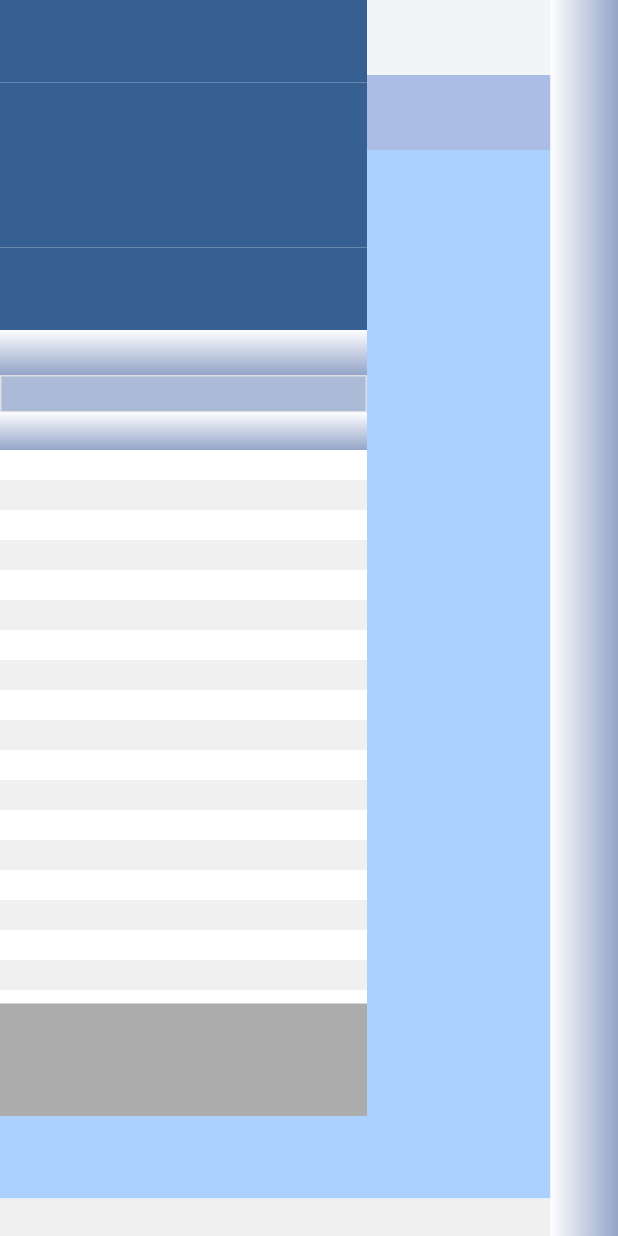
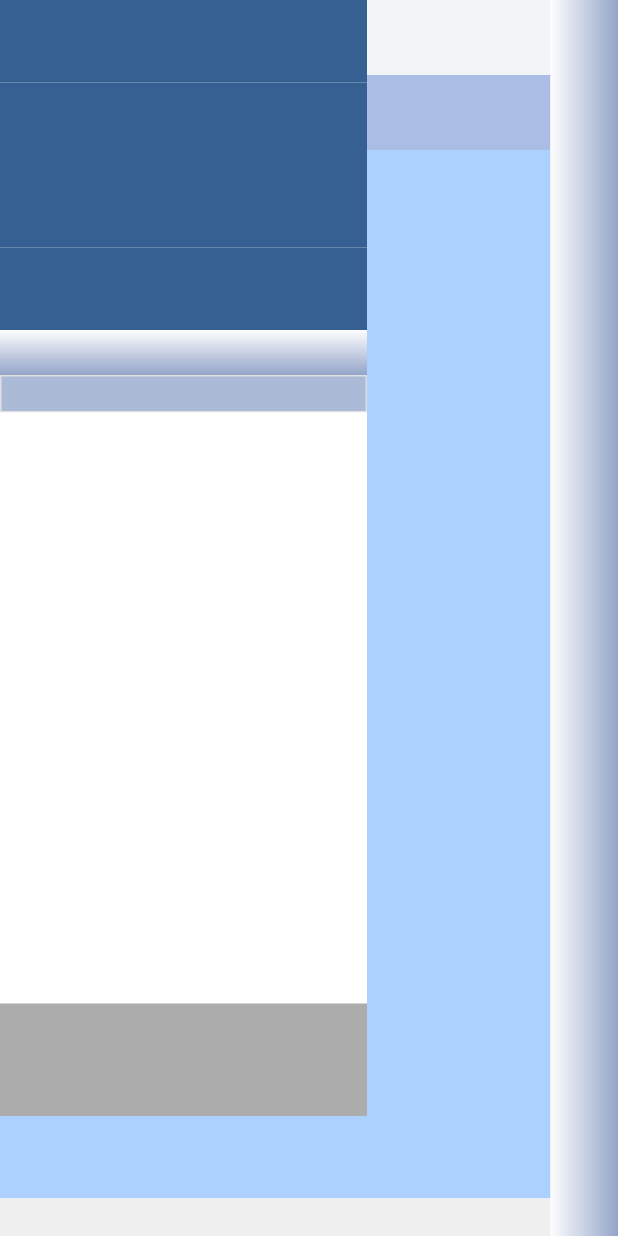
Before and after one commit to qaraee13566532/tech_scale, a Flutter app: the screen it shows after launch, on a phone screen of 412 x 824 dp. Run offline on Flutter 3.47's test engine with Material 2 defaults, Android fonts, the phone set to English and light mode, and no system bars; missing offline and left inert: window_size.

Commit message:
code reformat.

```diff
--- a/lib/main.dart
+++ b/lib/main.dart
@@ -1,7 +1,7 @@
 import 'dart:io' show Platform;
 
 import 'package:flutter/material.dart';
-import 'package:tech_scale/views/weight_scale_ui/weight_scale_ui.dart';
+import 'package:tech_scale/views/scale/scale_view.dart';
 import 'package:window_size/window_size.dart';
 
 void main() {
@@ -25,6 +25,6 @@ class _MyAppState extends State<MyApp> {
     return MaterialApp(
         debugShowCheckedModeBanner: false,
         theme: ThemeData.light(),
-        home: WeightScaleUI());
+        home: ScaleView());
   }
 }
--- /dev/null
+++ b/lib/views/scale/Invoice_completion/invoice_complition_tasks.dart
@@ -0,0 +1,13 @@
+import 'package:flutter/material.dart';
+
+class InvoiceComplitionTasks extends StatelessWidget {
+  const InvoiceComplitionTasks({Key? key}) : super(key: key);
+
+  @override
+  Widget build(BuildContext context) {
+    return Container(
+      height: 75,
+      color: Color(0xffACACAC),
+    );
+  }
+}
--- /dev/null
+++ b/lib/views/scale/sale_grid.dart
@@ -0,0 +1,14 @@
+import 'package:flutter/material.dart';
+
+class SaleGrid extends StatelessWidget {
+  const SaleGrid({Key? key}) : super(key: key);
+
+  @override
+  Widget build(BuildContext context) {
+    return Expanded(
+      child: Container(
+        color: Colors.white,
+      ),
+    );
+  }
+}
--- /dev/null
+++ b/lib/views/scale/scale_view.dart
@@ -0,0 +1,117 @@
+import 'package:flutter/material.dart';
+import 'package:tech_scale/views/scale/Invoice_completion/invoice_complition_tasks.dart';
+import 'package:tech_scale/views/scale/sale_grid.dart';
+import 'package:tech_scale/views/scale/setting_bar.dart';
+import 'package:tech_scale/views/scale/tasks_layout/taskpad/search.dart';
+import 'package:tech_scale/views/scale/tasks_layout/taskpad/taskpad.dart';
+import 'package:tech_scale/views/scale/transaction/sale_transaction_bar.dart';
+import 'package:tech_scale/views/scale/transaction/sale_transaction_info.dart';
+import 'package:tech_scale/views/scale/weight_window.dart';
+
+
+int idnumber = 0;
+
+class ScaleView extends StatefulWidget {
+  const ScaleView({Key? key}) : super(key: key);
+
+  @override
+  State<ScaleView> createState() => _ScaleViewState();
+}
+
+class _ScaleViewState extends State<ScaleView> {
+  bool drwaKeys = true;
+  int _counter = 0;
+
+  final elvShaped = ElevatedButton.styleFrom(
+    backgroundColor: Color(0xffB5B5B5),
+    shape: RoundedRectangleBorder(
+      borderRadius: BorderRadius.circular(3.0),
+    ),
+  );
+
+  void addfunc() {
+    setState(() {
+      drwaKeys == true ? drwaKeys = false : drwaKeys = true;
+    });
+  }
+
+  void subfunc() {
+    setState(() {
+      _counter++;
+    });
+  }
+
+  void delfunc() {
+    setState(() {
+      _counter--;
+    });
+  }
+
+  late List<VoidCallback> funcs = [addfunc, subfunc, delfunc];
+
+  List<String> items = [
+    "کالاها",
+    "مشتریان",
+    "تراکنش",
+    "وظایف",
+    "ابزار",
+    "پس دادن",
+    "جمع کل"
+  ];
+  @override
+  Widget build(BuildContext context) {
+    return SafeArea(
+        child: Column(
+      children: [
+        Expanded(
+          child: Row(
+            children: [
+              Expanded(
+                  flex: 29,
+                  child: Column(
+                    children: [
+                      Expanded(
+                        child: Row(
+                          children: [
+                            Expanded(
+                              flex: 2,
+                              child: Column(
+                                children: const [
+                                  WeighWindow(),
+                                  SaleTransactionBar(),
+                                  SaleTransactionInfo(),
+                                  SaleGrid(),
+                                  InvoiceComplitionTasks(),
+                                ],
+                              ),
+                            ),
+                            Expanded(
+                                flex: 1,
+                                child: Column(
+                                  children: [
+                                    Search(),
+                                    TaskPad(),
+                                  ],
+                                )),
+                          ],
+                        ),
+                      ),
+                      if (drwaKeys == true)
+                        Container(
+                          height: 55,
+                          color: Color(0xFFADD1FF),
+                        ),
+                      Container(
+                        height: 25,
+                        color: Color(0xFFF0F0F0),
+                      ),
+                    ],
+                  )),
+              SettingBar(onPressed: funcs),
+            ],
+          ),
+        ),
+      ],
+    ));
+  }
+}
--- a/lib/views/weight_scale_ui/setting_bar.dart
+++ b/lib/views/scale/setting_bar.dart
@@ -1,6 +1,5 @@
 import 'package:flutter/material.dart';
 import 'package:tech_scale/views/constant.dart';
-import 'package:tech_scale/views/weight_scale_ui/weight_scale_ui.dart';
 
 class SettingBar extends StatelessWidget {
   final List<VoidCallback?> onPressed;
--- /dev/null
+++ b/lib/views/scale/tasks_layout/taskpad/search.dart
@@ -0,0 +1,13 @@
+import 'package:flutter/material.dart';
+
+class Search extends StatelessWidget {
+  const Search({Key? key}) : super(key: key);
+
+  @override
+  Widget build(BuildContext context) {
+    return Container(
+      height: 50,
+      color: Color(0xFFF2F5F7),
+    );
+  }
+}
--- /dev/null
+++ b/lib/views/scale/tasks_layout/taskpad/taskpad.dart
@@ -0,0 +1,26 @@
+import 'package:flutter/material.dart';
+
+class TaskPad extends StatelessWidget {
+  const TaskPad({Key? key}) : super(key: key);
+
+  @override
+  Widget build(BuildContext context) {
+    return Container(
+      child: Expanded(
+        child: Column(
+          children: [
+            Container(
+              height: 50,
+              color: Color(0xFFABBDE4),
+            ),
+            Expanded(
+              child: Container(
+                color: Color(0xFFADD1FF),
+              ),
+            ),
+          ],
+        ),
+      ),
+    );
+  }
+}
--- a/lib/views/weight_scale_ui/weight_indicator/weight.dart
+++ b/lib/views/scale/weight_window.dart
@@ -1,8 +1,8 @@
 import 'package:flutter/material.dart';
 import 'package:tech_scale/views/constant.dart';
 
-class WeightIndicator extends StatelessWidget {
-  const WeightIndicator({Key? key}) : super(key: key);
+class WeighWindow extends StatelessWidget {
+  const WeighWindow({Key? key}) : super(key: key);
 
   @override
   Widget build(BuildContext context) {
--- a/lib/views/weight_scale_ui/weight_scale_ui.dart
+++ /dev/null
@@ -1,150 +0,0 @@
-import 'package:flutter/material.dart';
-import 'package:tech_scale/views/weight_scale_ui/setting_bar.dart';
-import 'package:tech_scale/views/weight_scale_ui/transaction/sale_transaction_bar.dart';
-import 'package:tech_scale/views/weight_scale_ui/transaction/sale_transaction_info.dart';
-import 'package:tech_scale/views/weight_scale_ui/weight_indicator/weight.dart';
-
-int idnumber = 0;
-
-class WeightScaleUI extends StatefulWidget {
-  const WeightScaleUI({Key? key}) : super(key: key);
-
-  @override
-  State<WeightScaleUI> createState() => _WeightScaleUIState();
-}
-
-class _WeightScaleUIState extends State<WeightScaleUI> {
-  bool drwaKeys = true;
-  int _counter = 0;
-
-  final elvShaped = ElevatedButton.styleFrom(
-    backgroundColor: Color(0xffB5B5B5),
-    shape: RoundedRectangleBorder(
-      borderRadius: BorderRadius.circular(3.0),
-    ),
-  );
-
-  void addfunc() {
-    setState(() {
-      drwaKeys == true ? drwaKeys = false : drwaKeys = true;
-    });
-  }
-
-  void subfunc() {
-    setState(() {
-      _counter++;
-    });
-  }
-
-  void delfunc() {
-    setState(() {
-      _counter--;
-    });
-  }
-
-  late List<VoidCallback> funcs = [addfunc, subfunc, delfunc];
-
-  List<String> items = [
-    "کالاها",
-    "مشتریان",
-    "تراکنش",
-    "وظایف",
-    "ابزار",
-    "پس دادن",
-    "جمع کل"
-  ];
-  @override
-  Widget build(BuildContext context) {
-    return SafeArea(
-        child: Column(
-      children: [
-        Expanded(
-          child: Row(
-            children: [
-              Expanded(
-                  flex: 29,
-                  child: Column(
-                    children: [
-                      Expanded(
-                        child: Row(
-                          children: [
-                            Expanded(
-                              flex: 2,
-                              child: Column(
-                                children: [
-                                  const WeightIndicator(),
-                                  const SaleTransactionBar(),
-                                  const SaleTransactionInfo(),
-                                  Container(
-                                    height: 25,
-                                    decoration: const BoxDecoration(
-                                        gradient: LinearGradient(
-                                      begin: Alignment.topCenter,
-                                      end: Alignment.bottomCenter,
-                                      colors: [
-                                        Color(0xffFDFDFE),
-                                        Color(0xff94A5C9),
-                                      ],
-                                    )),
-                                  ),
-                                  Expanded(
-                                      child: ListView.builder(
-                                    itemCount: 50,
-                                    itemBuilder: (context, index) {
-                                      return Container(
-                                        height: 20,
-                                        width: double.infinity,
-                                        color: (index % 2) == 0
-                                            ? Colors.white
-                                            : Color(0xfff0f0f0),
-                                      );
-                                    },
-                                  )),
-                                  Container(
-                                    height: 75,
-                                    color: Color(0xffACACAC),
-                                  ),
-                                ],
-                              ),
-                            ),
-                            Expanded(
-                                flex: 1,
-                                child: Column(
-                                  children: [
-                                    Container(
-                                      height: 50,
-                                      color: Color(0xFFF2F5F7),
-                                    ),
-                                    Container(
-                                      height: 50,
-                                      color: Color(0xFFABBDE4),
-                                    ),
-                                    Expanded(
-                                      child: Container(
-                                        color: Color(0xFFADD1FF),
-                                      ),
-                                    ),
-                                  ],
-                                )),
-                          ],
-                        ),
-                      ),
-                      if (drwaKeys == true)
-                        Container(
-                          height: 55,
-                          color: Color(0xFFADD1FF),
-                        ),
-                      Container(
-                        height: 25,
-                        color: Color(0xFFF0F0F0),
-                      ),
-                    ],
-                  )),
-              SettingBar(onPressed: funcs),
-            ],
-          ),
-        ),
-      ],
-    ));
-  }
-}
```
Also changed, not shown: lib/views/scale/Invoice_completion/customer.dart (added), lib/views/scale/Invoice_completion/delivery.dart (added), lib/views/scale/Invoice_completion/total_invoice.dart (added), lib/views/scale/function_keys.dart (added), lib/views/scale/notofication_bar.dart (added), lib/views/scale/transaction/sale_transaction_bar.dart (renamed from lib/views/weight_scale_ui/transaction/sale_transaction_bar.dart), lib/views/scale/transaction/sale_transaction_info.dart (renamed from lib/views/weight_scale_ui/transaction/sale_transaction_info.dart), lib/views/weight_scale_ui/transaction/customer_delivery_total.dart (deleted), lib/views/weight_scale_ui/transaction/customer_weight_fn_keys.dart (deleted), lib/views/weight_scale_ui/transaction/sale_grid.dart (deleted).
